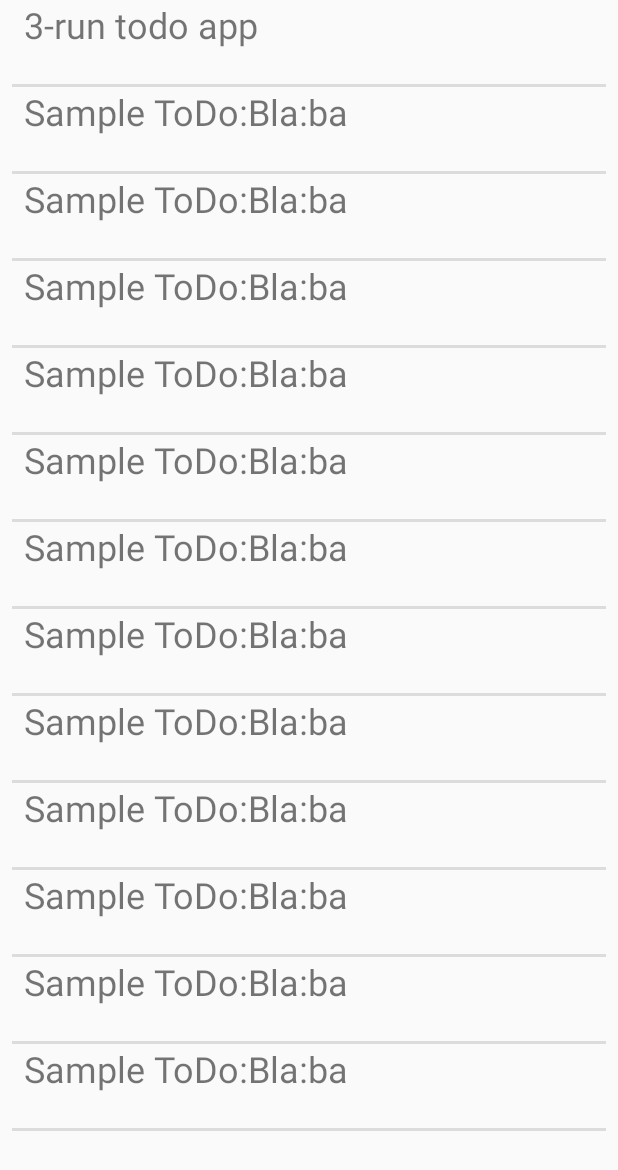
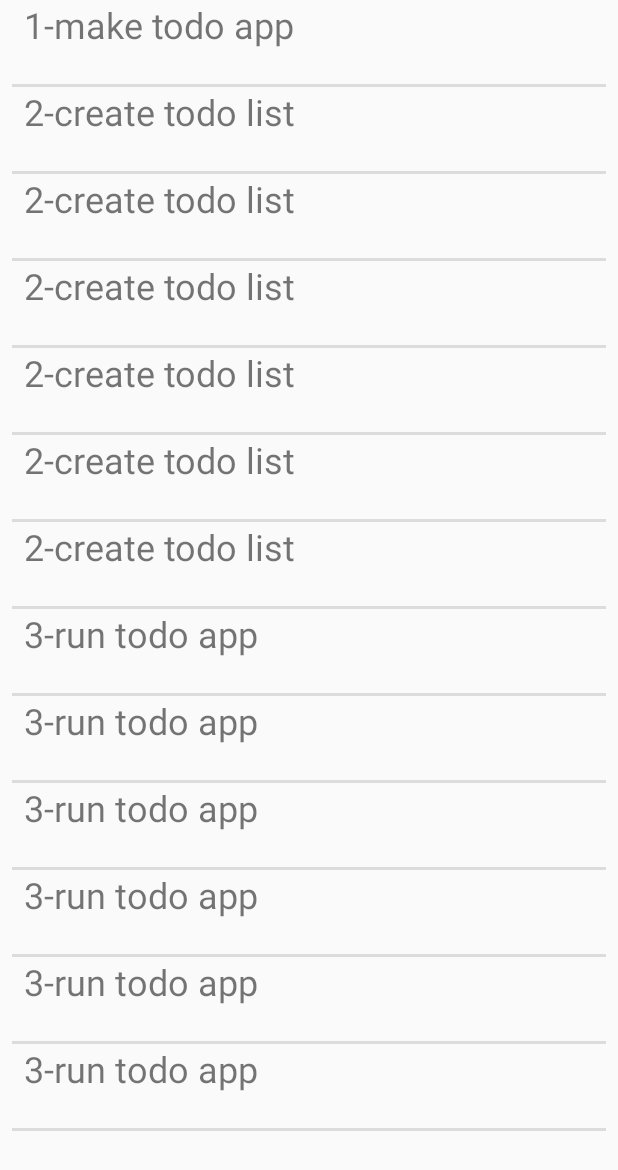
Before and after one commit to Grappeggia/SmartToDo, an Android app: the screen it shows after launch (MainActivity), on a phone screen of 412 x 824 dp. Shown: the top 1170 px of the screen. Run offline under Robolectric (Android 15) with nearby library versions, the phone set to English and light mode, and no system bars; libraries missing offline, so code that uses them is left out: com.google.firebase.crash.

Commit message:
Removing change causing crash

```diff
--- a/app/src/main/java/com/coolapps/smarttodo/MainActivity.java
+++ b/app/src/main/java/com/coolapps/smarttodo/MainActivity.java
@@ -32,7 +32,7 @@ public class MainActivity extends AppCompatActivity {
         for (String todoItem : todoList){
             //Create a view to inflate the main layout
             View tempView = getLayoutInflater().inflate(R.layout.layout_text, MainLayoutView,false);
-            TextView tempText = (TextView) findViewById(R.id.text_item_id);
+            TextView tempText = (TextView) tempView.findViewById(R.id.text_item_id);
             tempText.setText(todoItem);
             //Add the view to the main layout
             MainLayoutView.addView(tempView);
```
